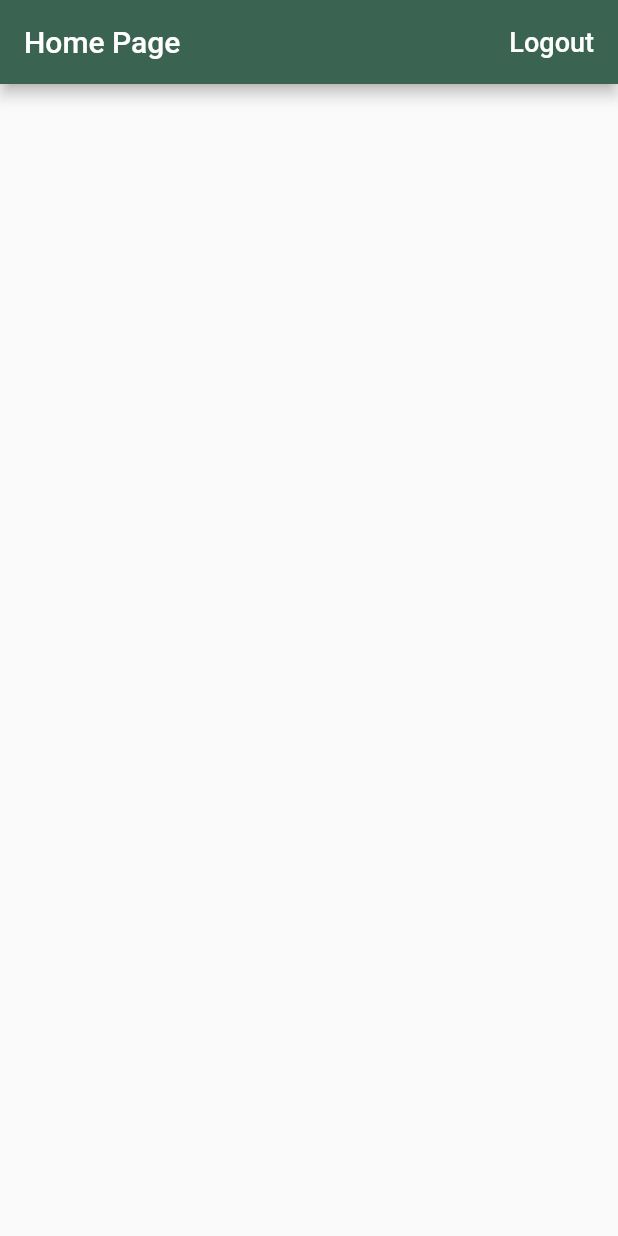
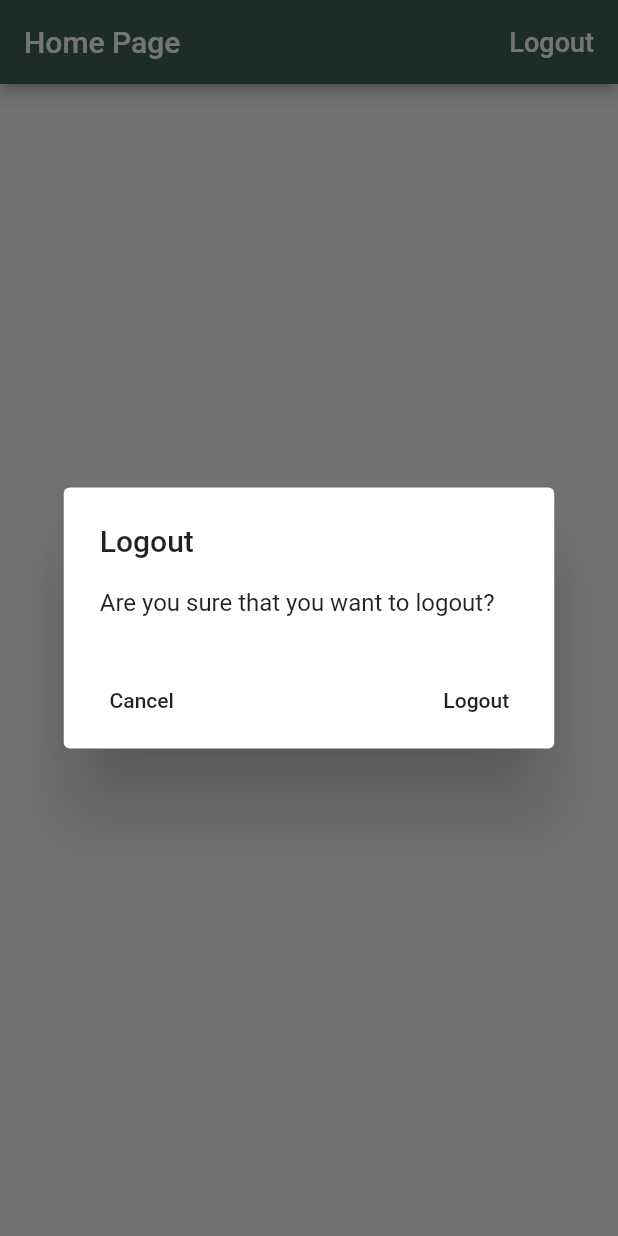
Before and after one commit to alineraiza/TimeTrackerApp, a Flutter app: the screen it shows once a user with an empty profile is signed in, after a tap on "Logout", on a phone screen of 412 x 824 dp. Run offline on Flutter 3.47's test engine with Material 2 defaults, Android fonts, the phone set to English and light mode, and no system bars; our stand-ins replace firebase_auth, firebase_core, google_sign_in; missing offline and left inert: flutter_login_facebook; accounts and stored records are empty.

Commit message:
file showDialog

```diff
--- a/lib/app/home_page.dart
+++ b/lib/app/home_page.dart
@@ -1,4 +1,5 @@
 import 'package:flutter/material.dart';
+import 'package:time_track_app/common_widgets/show_alert_dialog.dart';
 import 'package:time_track_app/services/auth.dart';
 
 class HomePage extends StatelessWidget {
@@ -12,6 +13,20 @@ class HomePage extends StatelessWidget {
     print(e.toString());
     }
   }
+
+  Future<void> _confirmSignOut(BuildContext context) async {
+  final didRequestSignOut = await showAlertDialog(
+    context,
+    title: 'Logout',
+    content: 'Are you sure that you want to logout?',
+    cancelActionText: 'Cancel',
+    defaultActionText: 'Logout',
+  );
+  if (didRequestSignOut == true){
+    _signOut();
+  }
+}
+
   @override
   Widget build(BuildContext context) {
     return Scaffold(
@@ -21,7 +36,7 @@ class HomePage extends StatelessWidget {
           FlatButton(
             child: Text('Logout', style: TextStyle(fontSize: 18.0, color: Colors.white),
             ),
-            onPressed: _signOut,
+            onPressed: () => _confirmSignOut(context),
           ),
         ],
       ),
--- /dev/null
+++ b/lib/common_widgets/show_alert_dialog.dart
@@ -0,0 +1,34 @@
+import 'dart:io';
+import 'package:flutter/cupertino.dart';
+import 'package:flutter/material.dart';
+
+Future<bool> showAlertDialog(
+  BuildContext context, {
+    @required String title,
+    @required String content,
+    String cancelActionText,
+    @required String defaultActionText,
+}) {
+  if (!Platform.isIOS){
+    return showDialog(
+      context: context,
+      barrierDismissible: false,
+      builder: (context) => AlertDialog(
+        title: Text(title),
+        content: Text(content),
+        actions: <Widget>[
+          if (cancelActionText != null)
+          FlatButton(
+            child: Text(cancelActionText),
+            onPressed: () => Navigator.of(context).pop(false),
+          ),
+          SizedBox(width: 119,),
+          FlatButton(
+            child: Text(defaultActionText),
+            onPressed: () => Navigator.of(context).pop(true),
+          ),
+        ],
+      ),
+    );
+  }
+}
```
Also changed, not shown: lib/app/sign_in/email_sign_in_form.dart (+7 -3 lines).
